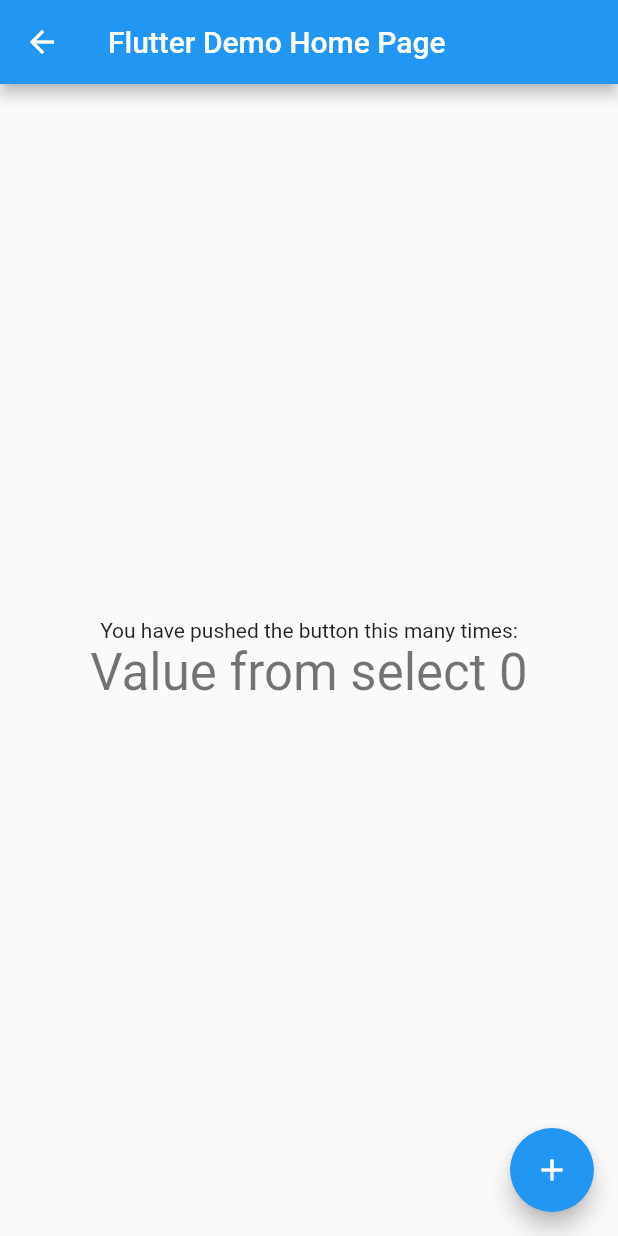
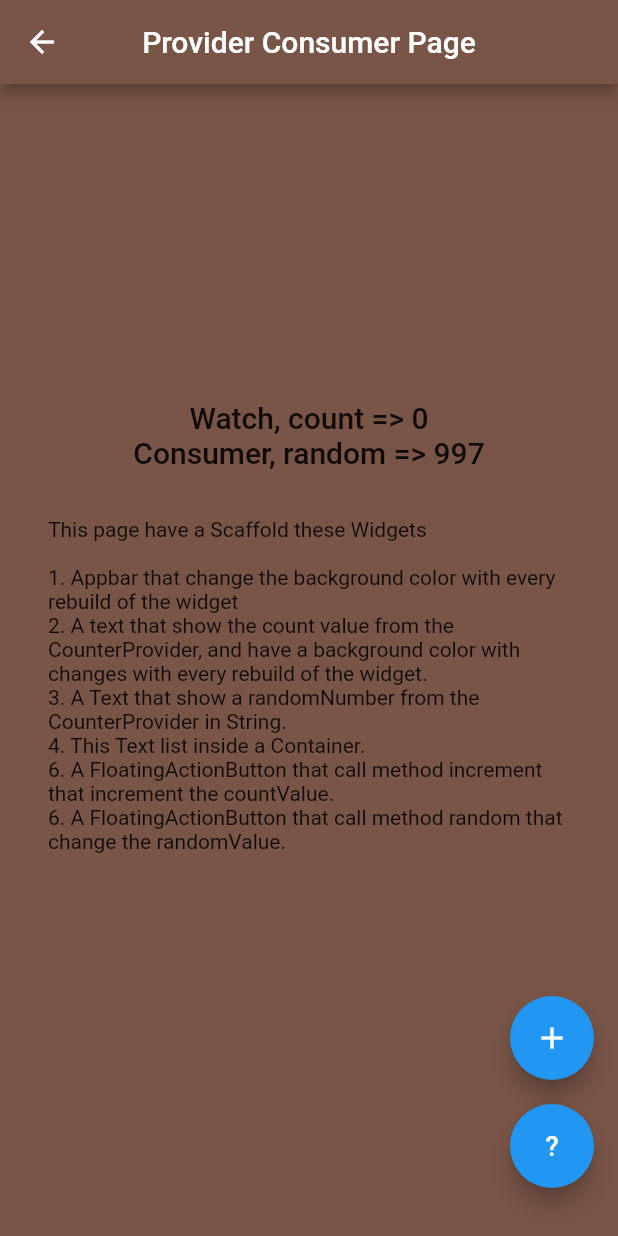
Before and after one commit to hectorAguero/provider_use_examples, a Flutter app: the screen it shows after launch, after a tap on "Counter Watch", on a phone screen of 412 x 824 dp. Run offline on Flutter 3.47's test engine with Material 2 defaults, Android fonts, the phone set to English and light mode, and no system bars.

Commit message:
Better counter consumer and watch examples

```diff
--- a/lib/counter_watch_select/counter_select.dart
+++ /dev/null
@@ -1,33 +0,0 @@
-import 'package:flutter/material.dart';
-import 'package:provider/provider.dart';
-
-import 'provider_counter.dart';
-
-class CounterSelectPage extends StatelessWidget {
-  @override
-  Widget build(BuildContext context) {
-    final counterValue = context.select((CounterProvider p) => p.counterValue);
-    return Scaffold(
-      appBar: AppBar(
-        title: Text('Flutter Demo Home Page'),
-      ),
-      body: Center(
-        child: Column(
-          mainAxisAlignment: MainAxisAlignment.center,
-          children: <Widget>[
-            Text('You have pushed the button this many times:'),
-            Text(
-              'Value from select $counterValue',
-              style: Theme.of(context).textTheme.headline4,
-            ),
-          ],
-        ),
-      ),
-      floatingActionButton: FloatingActionButton(
-        onPressed: () => context.read<CounterProvider>().increment(),
-        tooltip: 'Increment',
-        child: Icon(Icons.add),
-      ),
-    );
-  }
-}
--- a/lib/counter_watch_select/counter_watch.dart
+++ /dev/null
@@ -1,32 +0,0 @@
-import 'package:flutter/material.dart';
-import 'package:provider/provider.dart';
-import 'package:provider_example/counter_watch_select/provider_counter.dart';
-
-class CounterWatchPage extends StatelessWidget {
-  @override
-  Widget build(BuildContext context) {
-    final counterProv = context.watch<CounterProvider>();
-    return Scaffold(
-      appBar: AppBar(
-        title: Text('Flutter Demo Home Page'),
-      ),
-      body: Center(
-        child: Column(
-          mainAxisAlignment: MainAxisAlignment.center,
-          children: <Widget>[
-            Text('You have pushed the button this many times:'),
-            Text(
-              'Value from select ${counterProv.counterValue}',
-              style: Theme.of(context).textTheme.headline4,
-            ),
-          ],
-        ),
-      ),
-      floatingActionButton: FloatingActionButton(
-        onPressed: () => context.read<CounterProvider>().increment(),
-        tooltip: 'Increment',
-        child: Icon(Icons.add),
-      ),
-    );
-  }
-}
--- a/lib/counter_watch_select/provider_counter.dart
+++ /dev/null
@@ -1,10 +0,0 @@
-import 'package:flutter/foundation.dart';
-
-class CounterProvider with ChangeNotifier {
-  int counterValue = 0;
-  String counterString = '0';
-  void increment() {
-    counterValue += 1;
-    notifyListeners();
-  }
-}
--- a/lib/home_page.dart
+++ b/lib/home_page.dart
@@ -3,35 +3,72 @@ import 'package:flutter/material.dart';
 class HomePage extends StatelessWidget {
   @override
   Widget build(BuildContext context) {
+    final _scheme = Theme.of(context).colorScheme;
     return Scaffold(
       appBar: AppBar(
-        title: Text('Provider Ejemplos'),
+        title: Text('Provider Use Examples'),
+        centerTitle: true,
       ),
-      body: Column(
+      body: Center(
+        child: SingleChildScrollView(
+          child: Column(
             mainAxisAlignment: MainAxisAlignment.center,
             children: [
               SizedBox(width: double.infinity),
-          RaisedButton(
+              Divider(indent: 32, endIndent: 32),
+              MaterialButton(
+                minWidth: 180,
+                color: _scheme.primary,
+                textColor: _scheme.onPrimary,
+                onPressed: () =>
+                    Navigator.pushNamed(context, 'counterConsumer'),
+                child: Text('Counter Consumer'),
+              ),
+              Divider(indent: 32, endIndent: 32),
+              MaterialButton(
+                minWidth: 180,
+                color: _scheme.primary,
+                textColor: _scheme.onPrimary,
                 onPressed: () => Navigator.pushNamed(context, 'counterWatch'),
                 child: Text('Counter Watch'),
               ),
-          RaisedButton(
-            onPressed: () => Navigator.pushNamed(context, 'counterConsumer'),
-            child: Text('Counter Consumer'),
+              Divider(indent: 32, endIndent: 32),
+              MaterialButton(
+                minWidth: 180,
+                color: _scheme.primary,
+                textColor: _scheme.onPrimary,
+                onPressed: () => Navigator.pushNamed(context, 'counterLocal'),
+                child: Text('Counter Watch Local'),
               ),
-          RaisedButton(
+              Divider(indent: 32, endIndent: 32),
+              MaterialButton(
+                minWidth: 180,
+                color: _scheme.primary,
+                textColor: _scheme.onPrimary,
                 onPressed: () => Navigator.pushNamed(context, 'counterSelect'),
                 child: Text('Counter Select'),
               ),
-          RaisedButton(
-            onPressed: () => Navigator.pushNamed(context, 'counterSelector'),
+              Divider(indent: 32, endIndent: 32),
+              MaterialButton(
+                minWidth: 180,
+                color: _scheme.primary,
+                textColor: _scheme.onPrimary,
+                onPressed: () =>
+                    Navigator.pushNamed(context, 'counterSelector'),
                 child: Text('Counter Selector'),
               ),
-          RaisedButton(
+              Divider(indent: 32, endIndent: 32),
+              MaterialButton(
+                minWidth: 180,
+                color: _scheme.primary,
+                textColor: _scheme.onPrimary,
                 onPressed: () => Navigator.pushNamed(context, 'login'),
-            child: Text('Cart Example'),
-          )
+                child: Text('Store Example'),
+              ),
+              Divider(indent: 32, endIndent: 32),
             ],
+          ),
+        ),
       ),
     );
   }
--- a/lib/main.dart
+++ b/lib/main.dart
@@ -1,17 +1,18 @@
 import 'package:flutter/material.dart';
 import 'package:provider/provider.dart';
 import 'package:provider_example/home_page.dart';
-import 'package:provider_example/store_example/cart_page.dart';
-import 'package:provider_example/store_example/provider_cart.dart';
-import 'package:provider_example/store_example/provider_catalog.dart';
 
-import 'counter_watch_select/counter_consumer.dart';
-import 'counter_watch_select/counter_select.dart';
-import 'counter_watch_select/counter_selector.dart';
-import 'counter_watch_select/counter_watch.dart';
-import 'counter_watch_select/provider_counter.dart';
-import 'store_example/catalog_page.dart';
-import 'store_example/login_page.dart';
+import 'provider_counter/counter_watch_local.dart';
+import 'provider_counter/counter_consumer.dart';
+import 'provider_counter/counter_select.dart';
+import 'provider_counter/counter_selector.dart';
+import 'provider_counter/counter_watch.dart';
+import 'provider_counter/provider_counter.dart';
+import 'provider_store/cart_page.dart';
+import 'provider_store/catalog_page.dart';
+import 'provider_store/login_page.dart';
+import 'provider_store/provider_cart.dart';
+import 'provider_store/provider_catalog.dart';
 
 void main() {
   runApp(
@@ -23,6 +24,7 @@ void main() {
         // CartModel is implemented as a ChangeNotifier, which calls for the use
         // of ChangeNotifierProvider. Moreover, CartModel depends
         // on CatalogModel, so a ProxyProvider is needed.
+
         ChangeNotifierProxyProvider<CatalogProvider, CartProvider>(
           create: (context) => CartProvider(),
           update: (context, catalog, cart) {
@@ -42,13 +44,13 @@ class MyApp extends StatelessWidget {
   Widget build(BuildContext context) {
     return MaterialApp(
       title: 'Flutter Demo',
-      theme: ThemeData(
-        primarySwatch: Colors.blue,
-      ),
+      theme: ThemeData(primarySwatch: Colors.blue),
       initialRoute: 'homePage',
+      debugShowCheckedModeBanner: false,
       routes: {
         'homePage': (context) => HomePage(),
         'counterWatch': (context) => CounterWatchPage(),
+        'counterLocal': (context) => CounterWatchLocalPage(),
         'counterConsumer': (context) => CounterConsumerPage(),
         'counterSelect': (context) => CounterSelectPage(),
         'counterSelector': (context) => CounterSelectorPage(),
--- /dev/null
+++ b/lib/provider_counter/counter_consumer.dart
@@ -0,0 +1,67 @@
+import 'dart:math';
+
+import 'package:flutter/material.dart';
+import 'package:provider/provider.dart';
+
+import 'provider_counter.dart';
+
+class CounterConsumerPage extends StatelessWidget {
+  @override
+  Widget build(BuildContext context) {
+    return Scaffold(
+      appBar: AppBar(
+        title: Text('Provider Consumer Page'),
+        backgroundColor:
+            Colors.primaries[Random().nextInt(Colors.primaries.length)],
+        centerTitle: true,
+      ),
+      body: Container(
+        color: Colors.primaries[Random().nextInt(Colors.primaries.length)],
+        child: Column(
+          mainAxisAlignment: MainAxisAlignment.center,
+          children: <Widget>[
+            Consumer<CounterProvider>(
+                builder: (_, counterProv, __) => Container(
+                      color: Colors
+                          .primaries[Random().nextInt(Colors.primaries.length)],
+                      child: Text(
+                          'Consumer, count => ${counterProv.countValue}',
+                          style: Theme.of(context).textTheme.headline6),
+                    )),
+            Consumer<CounterProvider>(
+                builder: (_, counterProv, __) => Text(
+                    'Consumer, random => ${counterProv.randomValue}',
+                    style: Theme.of(context).textTheme.headline6)),
+            Container(
+              padding: EdgeInsets.all(32),
+              height: 300,
+              child: Text(
+                  'This page have a Scaffold these Widgets\n\n1. Appbar that change the background color with every rebuild of the widget\n2. A text that show the count value from the CounterProvider, and have a background color with changes with every rebuild of the widget.\n3. A Text that show a randomNumber from the CounterProvider in String.\n4. This Text list inside a Container.\n6. A FloatingActionButton that call method increment that increment the countValue.\n6. A FloatingActionButton that call method random that change the randomValue.'),
+            )
+          ],
+        ),
+      ),
+      floatingActionButton: Padding(
+        padding: EdgeInsets.only(bottom: 16),
+        child: Column(
+          mainAxisAlignment: MainAxisAlignment.end,
+          children: [
+            FloatingActionButton(
+              heroTag: 'increment',
+              onPressed: () {
+                context.read<CounterProvider>().increment();
+              },
+              child: Icon(Icons.add),
+            ),
+            SizedBox(height: 16),
+            FloatingActionButton(
+              heroTag: 'randomFab',
+              onPressed: () => context.read<CounterProvider>().random(),
+              child: Text('?', style: TextStyle(fontSize: 18)),
+            ),
+          ],
+        ),
+      ),
+    );
+  }
+}
--- a/lib/counter_watch_select/counter_consumer.dart
+++ b/lib/provider_counter/counter_select.dart
@@ -1,31 +1,37 @@
+import 'dart:math';
+
 import 'package:flutter/material.dart';
 import 'package:provider/provider.dart';
 
 import 'provider_counter.dart';
 
-class CounterConsumerPage extends StatelessWidget {
+class CounterSelectPage extends StatelessWidget {
   @override
   Widget build(BuildContext context) {
+    final counterValue = context.select((CounterProvider p) => p.countValue);
     return Scaffold(
       appBar: AppBar(
         title: Text('Flutter Demo Home Page'),
+        backgroundColor:
+            Colors.primaries[Random().nextInt(Colors.primaries.length)],
       ),
       body: Center(
         child: Column(
           mainAxisAlignment: MainAxisAlignment.center,
           children: <Widget>[
             Text('You have pushed the button this many times:'),
-            Consumer<CounterProvider>(
-              builder: (_, counterProv, __) => Text(
-                'Value from consumer ${counterProv.counterValue}',
-                style: Theme.of(context).textTheme.headline4,
-              ),
-            )
+            Text(
+              'Value from select $counterValue',
+              style: Theme.of(context).textTheme.headline4,
+            ),
           ],
         ),
       ),
       floatingActionButton: FloatingActionButton(
-        onPressed: () => context.read<CounterProvider>().increment(),
+        onPressed: () {
+          context.read<CounterProvider>().increment();
+          context.read<CounterProvider>().random();
+        },
         tooltip: 'Increment',
         child: Icon(Icons.add),
       ),
--- a/lib/counter_watch_select/counter_selector.dart
+++ b/lib/provider_counter/counter_selector.dart
@@ -1,11 +1,15 @@
+import 'dart:math';
+
 import 'package:flutter/material.dart';
 import 'package:provider/provider.dart';
-import 'package:provider_example/counter_watch_select/provider_counter.dart';
+import 'package:provider_example/provider_counter/provider_counter.dart';
 
 class CounterSelectorPage extends StatelessWidget {
   @override
   Widget build(BuildContext context) {
     return Scaffold(
+      backgroundColor:
+          Colors.primaries[Random().nextInt(Colors.primaries.length)],
       appBar: AppBar(
         title: Text('Flutter Demo Home Page'),
       ),
@@ -15,7 +19,7 @@ class CounterSelectorPage extends StatelessWidget {
           children: <Widget>[
             Text('You have pushed the button this many times:'),
             Selector<CounterProvider, int>(
-              selector: (_, foo) => foo.counterValue,
+              selector: (_, foo) => foo.countValue,
               builder: (_, data, __) {
                 return Text(
                   'Data from selector $data',
@@ -23,18 +27,14 @@ class CounterSelectorPage extends StatelessWidget {
                 );
               },
             ),
-            // https://pub.dev/packages/tuple
-            // Selector<CounterProvider, Tuple2<int, String>>(
-            //     selector: (_, foo) =>
-            //         Tuple2(foo.counterValue, foo.counterString),
-            //     builder: (_, data, __) {
-            //       return Text('${data.}  ${data.item2}');
-            //     },),
           ],
         ),
       ),
       floatingActionButton: FloatingActionButton(
-        onPressed: () => context.read<CounterProvider>().increment(),
+        onPressed: () {
+          context.read<CounterProvider>().increment();
+          context.read<CounterProvider>().random();
+        },
         tooltip: 'Increment',
         child: Icon(Icons.add),
       ),
--- /dev/null
+++ b/lib/provider_counter/counter_watch.dart
@@ -0,0 +1,64 @@
+import 'dart:math';
+
+import 'package:flutter/material.dart';
+import 'package:provider/provider.dart';
+
+import 'provider_counter.dart';
+
+class CounterWatchPage extends StatelessWidget {
+  @override
+  Widget build(BuildContext context) {
+    final counterProv = context.watch<CounterProvider>();
+    return Scaffold(
+      appBar: AppBar(
+        title: Text('Provider Consumer Page'),
+        backgroundColor:
+            Colors.primaries[Random().nextInt(Colors.primaries.length)],
+        centerTitle: true,
+      ),
+      body: Container(
+        color: Colors.primaries[Random().nextInt(Colors.primaries.length)],
+        child: Column(
+          mainAxisAlignment: MainAxisAlignment.center,
+          children: <Widget>[
+            Container(
+              color:
+                  Colors.primaries[Random().nextInt(Colors.primaries.length)],
+              child: Text('Watch, count => ${counterProv.countValue}',
+                  style: Theme.of(context).textTheme.headline6),
+            ),
+            Text('Consumer, random => ${counterProv.randomValue}',
+                style: Theme.of(context).textTheme.headline6),
+            Container(
+              padding: EdgeInsets.all(32),
+              height: 300,
+              child: Text(
+                  'This page have a Scaffold these Widgets\n\n1. Appbar that change the background color with every rebuild of the widget\n2. A text that show the count value from the CounterProvider, and have a background color with changes with every rebuild of the widget.\n3. A Text that show a randomNumber from the CounterProvider in String.\n4. This Text list inside a Container.\n6. A FloatingActionButton that call method increment that increment the countValue.\n6. A FloatingActionButton that call method random that change the randomValue.'),
+            )
+          ],
+        ),
+      ),
+      floatingActionButton: Padding(
+        padding: EdgeInsets.only(bottom: 16),
+        child: Column(
+          mainAxisAlignment: MainAxisAlignment.end,
+          children: [
+            FloatingActionButton(
+              heroTag: 'increment',
+              onPressed: () {
+                context.read<CounterProvider>().increment();
+              },
+              child: Icon(Icons.add),
+            ),
+            SizedBox(height: 16),
+            FloatingActionButton(
+              heroTag: 'randomFab',
+              onPressed: () => context.read<CounterProvider>().random(),
+              child: Text('?', style: TextStyle(fontSize: 18)),
+            ),
+          ],
+        ),
+      ),
+    );
+  }
+}
--- /dev/null
+++ b/lib/provider_counter/counter_watch_local.dart
@@ -0,0 +1,69 @@
+import 'dart:math';
+
+import 'package:flutter/material.dart';
+import 'package:provider/provider.dart';
+
+import 'provider_counter.dart';
+
+class CounterWatchLocalPage extends StatelessWidget {
+  @override
+  Widget build(BuildContext context) {
+    return ChangeNotifierProvider(
+      create: (context) => CounterProvider(),
+      builder: (context, child) {
+        final counterProv = context.watch<CounterProvider>();
+        return Scaffold(
+          appBar: AppBar(
+            title: Text('Provider Consumer Page'),
+            backgroundColor:
+                Colors.primaries[Random().nextInt(Colors.primaries.length)],
+            centerTitle: true,
+          ),
+          body: Container(
+            color: Colors.primaries[Random().nextInt(Colors.primaries.length)],
+            child: Column(
+              mainAxisAlignment: MainAxisAlignment.center,
+              children: <Widget>[
+                Container(
+                  color: Colors
+                      .primaries[Random().nextInt(Colors.primaries.length)],
+                  child: Text('Watch, count => ${counterProv.countValue}',
+                      style: Theme.of(context).textTheme.headline6),
+                ),
+                Text('Consumer, random => ${counterProv.randomValue}',
+                    style: Theme.of(context).textTheme.headline6),
+                Container(
+                  padding: EdgeInsets.all(32),
+                  height: 300,
+                  child: Text(
+                      'This page have a Scaffold these Widgets\n\n1. Appbar that change the background color with every rebuild of the widget\n2. A text that show the count value from the CounterProvider, and have a background color with changes with every rebuild of the widget.\n3. A Text that show a randomNumber from the CounterProvider in String.\n4. This Text list inside a Container.\n6. A FloatingActionButton that call method increment that increment the countValue.\n6. A FloatingActionButton that call method random that change the randomValue.'),
+                )
+              ],
+            ),
+          ),
+          floatingActionButton: Padding(
+            padding: EdgeInsets.only(bottom: 16),
+            child: Column(
+              mainAxisAlignment: MainAxisAlignment.end,
+              children: [
+                FloatingActionButton(
+                  heroTag: 'increment',
+                  onPressed: () {
+                    context.read<CounterProvider>().increment();
+                  },
+                  child: Icon(Icons.add),
+                ),
+                SizedBox(height: 16),
+                FloatingActionButton(
+                  heroTag: 'randomFab',
+                  onPressed: () => context.read<CounterProvider>().random(),
+                  child: Text('?', style: TextStyle(fontSize: 18)),
+                ),
+              ],
+            ),
+          ),
+        );
+      },
+    );
+  }
+}
--- /dev/null
+++ b/lib/provider_counter/provider_counter.dart
@@ -0,0 +1,25 @@
+import 'dart:math';
+
+import 'package:flutter/foundation.dart';
+import 'package:flutter/material.dart';
+
+class CounterProvider with ChangeNotifier {
+  int countValue;
+  int randomValue;
+
+  CounterProvider() {
+    countValue = 0;
+    randomValue = 1;
+    random();
+  }
+
+  void increment() {
+    countValue += 1;
+    notifyListeners();
+  }
+
+  void random() {
+    randomValue = Random().nextInt(999);
+    notifyListeners();
+  }
+}
--- a/lib/store_example/cart_page.dart
+++ b/lib/provider_store/cart_page.dart
@@ -1,6 +1,6 @@
 import 'package:flutter/material.dart';
 import 'package:provider/provider.dart';
-import 'package:provider_example/store_example/provider_cart.dart';
+import 'package:provider_example/provider_store/provider_cart.dart';
 
 class CartPage extends StatelessWidget {
   @override
--- a/lib/store_example/catalog_page.dart
+++ b/lib/provider_store/catalog_page.dart
@@ -1,7 +1,7 @@
 import 'package:flutter/material.dart';
 import 'package:provider/provider.dart';
-import 'package:provider_example/store_example/provider_cart.dart';
-import 'package:provider_example/store_example/provider_catalog.dart';
+import 'package:provider_example/provider_store/provider_cart.dart';
+import 'package:provider_example/provider_store/provider_catalog.dart';
 
 import 'model_item.dart';
 
--- a/lib/store_example/login_page.dart
+++ b/lib/provider_store/login_page.dart
@@ -1,6 +1,6 @@
 import 'package:flutter/material.dart';
 import 'package:provider/provider.dart';
-import 'package:provider_example/store_example/provider_login.dart';
+import 'package:provider_example/provider_store/provider_login.dart';
 
 class LoginPage extends StatelessWidget {
   @override
--- a/lib/store_example/provider_cart.dart
+++ b/lib/provider_store/provider_cart.dart
@@ -1,5 +1,5 @@
 import 'package:flutter/foundation.dart';
-import 'package:provider_example/store_example/provider_catalog.dart';
+import 'package:provider_example/provider_store/provider_catalog.dart';
 
 import 'model_item.dart';
 
```
Also changed, not shown: lib/provider_store/model_item.dart (renamed from lib/store_example/model_item.dart), lib/provider_store/provider_catalog.dart (renamed from lib/store_example/provider_catalog.dart), lib/provider_store/provider_login.dart (renamed from lib/store_example/provider_login.dart). Lines whose indentation alone changed are shown as unchanged.
